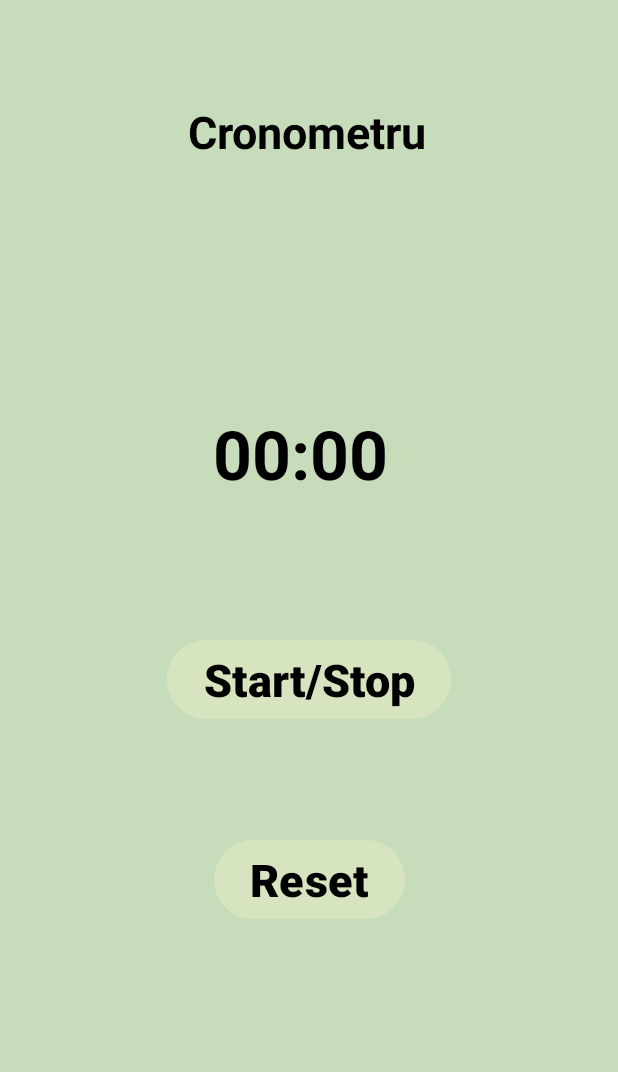
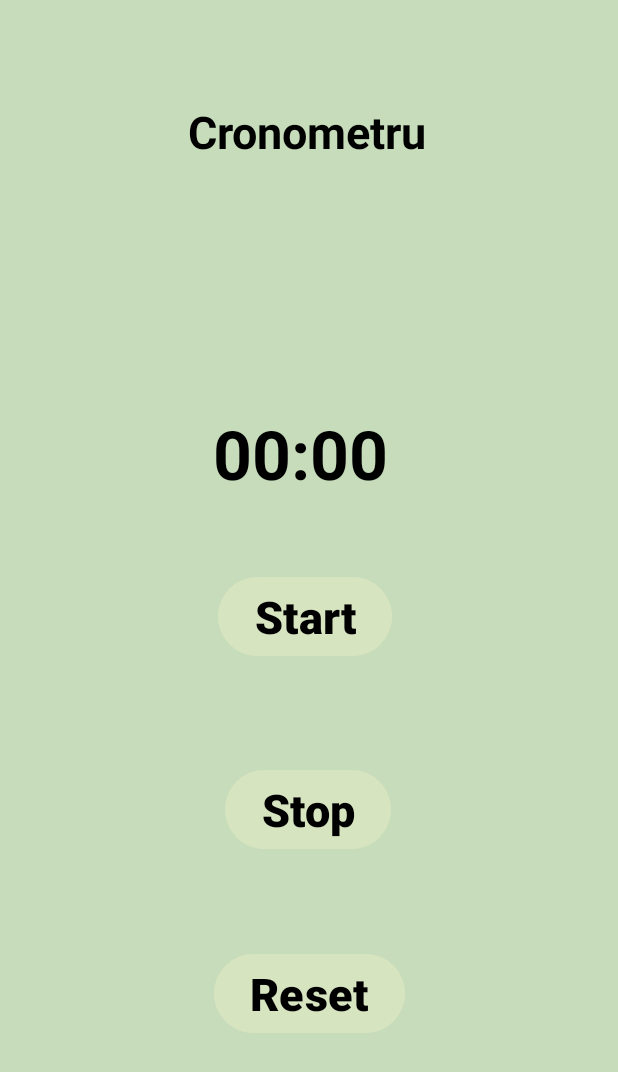
Before and after one commit to TudorBozu/Crometru, an Android app: the screen it shows after launch (MainActivity), on a phone screen of 412 x 824 dp. Shown: the top 1072 px of the screen. Run offline under Robolectric (Android 15) with nearby library versions, the phone set to English and light mode, and no system bars.

Commit message:
Add all functions

```diff
--- a/app/src/main/java/com/example/cronometru/MainActivity.java
+++ b/app/src/main/java/com/example/cronometru/MainActivity.java
@@ -3,13 +3,44 @@ package com.example.cronometru;
 import androidx.appcompat.app.AppCompatActivity;
 
 import android.os.Bundle;
+import android.os.SystemClock;
+import android.view.View;
+import android.widget.Button;
+import android.widget.Chronometer;
+import android.widget.Toast;
 
 public class MainActivity extends AppCompatActivity {
-
     @Override
     protected void onCreate(Bundle savedInstanceState) {
         super.onCreate(savedInstanceState);
         setContentView(R.layout.activity_main);
 
+        Chronometer cronometru = findViewById(R.id.cronometru);
+        Button start_stop = findViewById(R.id.start_stop);
+        Button stop = findViewById(R.id.stop_but);
+        Button reset = findViewById(R.id.Reset);
+
+        start_stop.setOnClickListener(new View.OnClickListener() {
+            @Override
+            public void onClick(View v) {
+             cronometru.start();
+            }
+        });
+stop.setOnClickListener(new View.OnClickListener() {
+    @Override
+    public void onClick(View v) {
+        cronometru.stop();
+        Toast.makeText(MainActivity.this, cronometru.getText(),
+                Toast.LENGTH_LONG).show();
+
+    }
+});
+        reset.setOnClickListener(new View.OnClickListener() {
+            @Override
+            public void onClick(View v) {
+                cronometru.setBase(SystemClock.elapsedRealtime());
+                cronometru.stop();
+            }
+        });
     }
 }
--- a/app/src/main/res/layout/activity_main.xml
+++ b/app/src/main/res/layout/activity_main.xml
@@ -39,19 +39,37 @@
         app:layout_constraintVertical_bias="0.356" />
 
     <Button
-        android:id="@+id/start_stop"
+        android:id="@+id/stop_but"
         android:layout_width="wrap_content"
         android:layout_height="wrap_content"
         android:backgroundTint="#D7E4C0"
-        android:text="Start/Stop"
+        android:text="Stop"
+        android:textAlignment="center"
         android:textColor="@color/black"
         android:textSize="30dp"
         android:textStyle="bold"
         app:layout_constraintBottom_toBottomOf="parent"
         app:layout_constraintEnd_toEndOf="parent"
+        app:layout_constraintHorizontal_bias="0.498"
         app:layout_constraintStart_toStartOf="parent"
         app:layout_constraintTop_toTopOf="parent"
-        app:layout_constraintVertical_bias="0.554" />
+        app:layout_constraintVertical_bias="0.667" />
+
+    <Button
+        android:id="@+id/start_stop"
+        android:layout_width="wrap_content"
+        android:layout_height="wrap_content"
+        android:backgroundTint="#D7E4C0"
+        android:text="Start"
+        android:textColor="@color/black"
+        android:textSize="30dp"
+        android:textStyle="bold"
+        app:layout_constraintBottom_toBottomOf="parent"
+        app:layout_constraintEnd_toEndOf="parent"
+        app:layout_constraintHorizontal_bias="0.491"
+        app:layout_constraintStart_toStartOf="parent"
+        app:layout_constraintTop_toTopOf="parent"
+        app:layout_constraintVertical_bias="0.499" />
 
     <Button
         android:id="@+id/Reset"
@@ -67,7 +85,7 @@
         app:layout_constraintEnd_toEndOf="parent"
         app:layout_constraintStart_toStartOf="parent"
         app:layout_constraintTop_toTopOf="parent"
-        app:layout_constraintVertical_bias="0.728" />
+        app:layout_constraintVertical_bias="0.828" />
 
 
 </androidx.constraintlayout.widget.ConstraintLayout>
```
